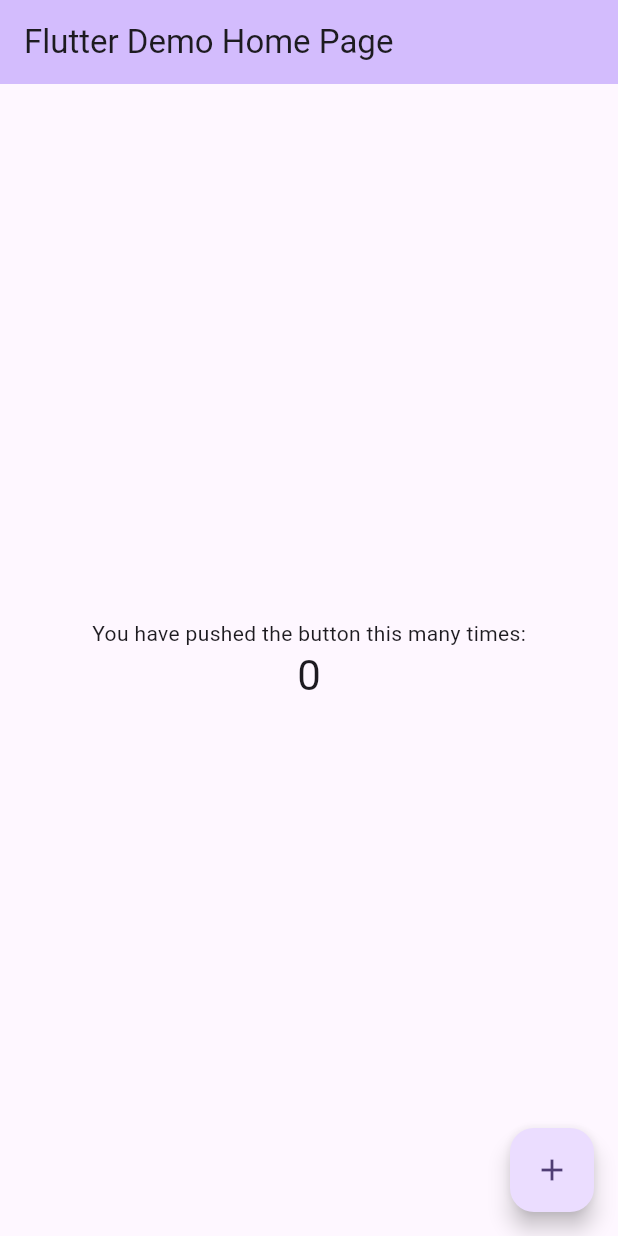
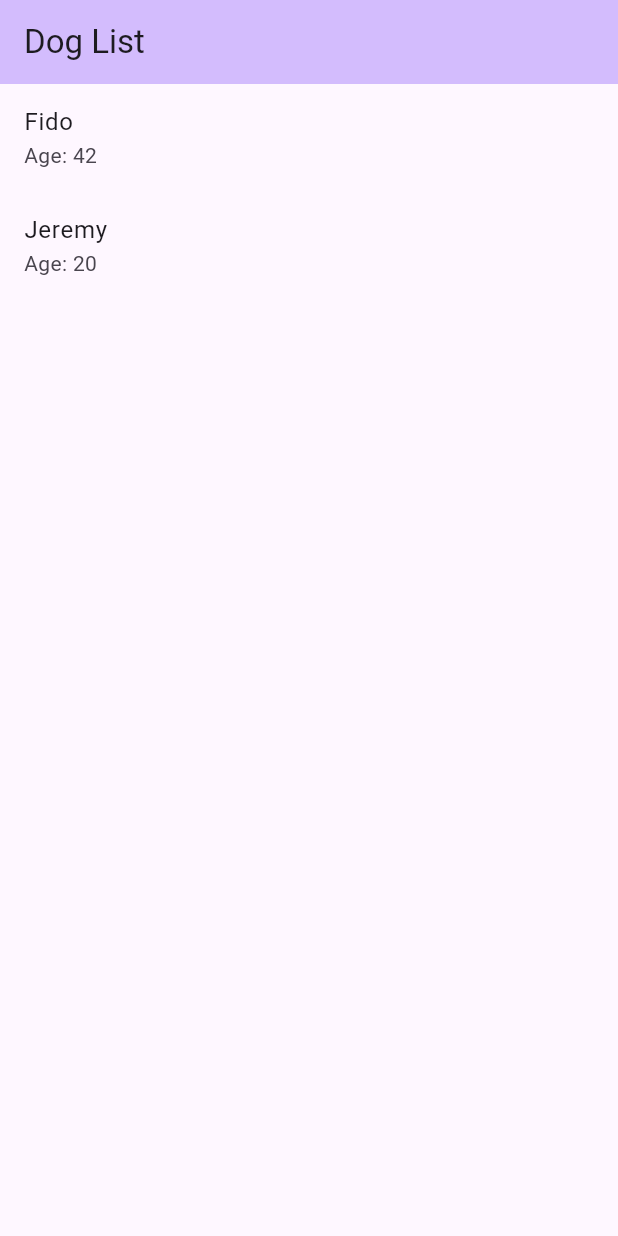
Before and after one commit to Letalandroid/s8_lab, a Flutter app: the screen it shows after launch, on a phone screen of 412 x 824 dp. Run offline on Flutter 3.47's test engine with Material 3 defaults, Android fonts, the phone set to English and light mode, and no system bars; our stand-ins replace sqflite; accounts and stored records are empty.

Commit message:
Finish project

```diff
--- /dev/null
+++ b/lib/Dog.dart
@@ -0,0 +1,74 @@
+import 'package:path/path.dart';
+import 'package:sqflite/sqflite.dart';
+
+class Dog {
+  final int? id;
+  final String? name;
+  final int? age;
+
+  Dog({ this.id, this.name, this.age });
+
+  Map<String, dynamic> toMap() {
+    return {
+      'id': id,
+      'name': name,
+      'age': age
+    };
+  }
+
+  @override
+  String toString() {
+    return 'Dog(id: $id, name: $name, age: $age)';
+  }
+}
+
+Future<Database> initializeDatabase() async {
+  try {
+    final String path = join(await getDatabasesPath(), 'doggie_database.db');
+    return await openDatabase(
+      path,
+      onCreate: (db, version) {
+        return db.execute(
+            "CREATE TABLE dogs("
+                "id INTEGER PRIMARY KEY,"
+                "name TEXT,"
+                "age INTEGER"
+                ")"
+        );
+      },
+      version: 1,
+    );
+  } catch (e) {
+    print('Error initializing database: $e');
+    rethrow;
+  }
+}
+
+Future<void> insertDog(Dog dog) async {
+  final Database db = await initializeDatabase();
+
+  await db.insert('dogs', dog.toMap(), conflictAlgorithm: ConflictAlgorithm.replace);
+}
+
+Future<List<Dog>> dogs() async {
+  final Database db = await initializeDatabase();
+  final List<Map<String, dynamic>> maps = await db.query('dogs');
+
+  return List.generate(maps.length, (i) {
+    return Dog(
+      id: maps[i]['id'],
+      name: maps[i]['name'],
+      age: maps[i]['age'],
+    );
+  });
+}
+
+Future<void> updateDog(Dog dog) async {
+  final db = await initializeDatabase();
+  await db.update('dogs', dog.toMap(), where: "id=?", whereArgs: [dog.id]);
+}
+
+Future<void> deleteDog(int id) async {
+  final db = await initializeDatabase();
+  await db.delete('dogs', where: "id=?", whereArgs: [id]);
+}
--- a/lib/main.dart
+++ b/lib/main.dart
@@ -1,4 +1,5 @@
 import 'package:flutter/material.dart';
+import 'Dog.dart';
 
 void main() {
   runApp(const MyApp());
@@ -7,46 +8,21 @@
 class MyApp extends StatelessWidget {
   const MyApp({super.key});
 
-  // This widget is the root of your application.
   @override
   Widget build(BuildContext context) {
     return MaterialApp(
-      title: 'Flutter Demo',
+      title: 'Flutter Dog App',
       theme: ThemeData(
-        // This is the theme of your application.
-        //
-        // TRY THIS: Try running your application with "flutter run". You'll see
-        // the application has a purple toolbar. Then, without quitting the app,
-        // try changing the seedColor in the colorScheme below to Colors.green
-        // and then invoke "hot reload" (save your changes or press the "hot
-        // reload" button in a Flutter-supported IDE, or press "r" if you used
-        // the command line to start the app).
-        //
-        // Notice that the counter didn't reset back to zero; the application
-        // state is not lost during the reload. To reset the state, use hot
-        // restart instead.
-        //
-        // This works for code too, not just values: Most code changes can be
-        // tested with just a hot reload.
         colorScheme: ColorScheme.fromSeed(seedColor: Colors.deepPurple),
         useMaterial3: true,
       ),
-      home: const MyHomePage(title: 'Flutter Demo Home Page'),
+      home: const MyHomePage(title: 'Dog List'),
     );
   }
 }
 
 class MyHomePage extends StatefulWidget {
   const MyHomePage({super.key, required this.title});
-
-  // This widget is the home page of your application. It is stateful, meaning
-  // that it has a State object (defined below) that contains fields that affect
-  // how it looks.
-
-  // This class is the configuration for the state. It holds the values (in this
-  // case the title) provided by the parent (in this case the App widget) and
-  // used by the build method of the State. Fields in a Widget subclass are
-  // always marked "final".
 
   final String title;
 
@@ -55,71 +31,47 @@
 }
 
 class _MyHomePageState extends State<MyHomePage> {
-  int _counter = 0;
+  List<Dog> dogList = [];
 
-  void _incrementCounter() {
-    setState(() {
-      // This call to setState tells the Flutter framework that something has
-      // changed in this State, which causes it to rerun the build method below
-      // so that the display can reflect the updated values. If we changed
-      // _counter without calling setState(), then the build method would not be
-      // called again, and so nothing would appear to happen.
-      _counter++;
-    });
+  @override
+  void initState() {
+    super.initState();
+    _loadDogs();
+  }
+
+  Future<void> _loadDogs() async {
+    final fido = Dog(id: 0, name: 'Fido', age: 35);
+    final jeremy = Dog(id: 1, name: 'Jeremy', age: 20);
+    await insertDog(fido);
+    await insertDog(jeremy);
+    await updateDog(Dog(id: 0, name: 'Fido', age: 42));
+
+    dogList = await dogs();
+    print(dogList);
+    setState(() {});
   }
 
   @override
   Widget build(BuildContext context) {
-    // This method is rerun every time setState is called, for instance as done
-    // by the _incrementCounter method above.
-    //
-    // The Flutter framework has been optimized to make rerunning build methods
-    // fast, so that you can just rebuild anything that needs updating rather
-    // than having to individually change instances of widgets.
     return Scaffold(
       appBar: AppBar(
-        // TRY THIS: Try changing the color here to a specific color (to
-        // Colors.amber, perhaps?) and trigger a hot reload to see the AppBar
-        // change color while the other colors stay the same.
         backgroundColor: Theme.of(context).colorScheme.inversePrimary,
-        // Here we take the value from the MyHomePage object that was created by
-        // the App.build method, and use it to set our appbar title.
         title: Text(widget.title),
       ),
       body: Center(
-        // Center is a layout widget. It takes a single child and positions it
-        // in the middle of the parent.
-        child: Column(
-          // Column is also a layout widget. It takes a list of children and
-          // arranges them vertically. By default, it sizes itself to fit its
-          // children horizontally, and tries to be as tall as its parent.
-          //
-          // Column has various properties to control how it sizes itself and
-          // how it positions its children. Here we use mainAxisAlignment to
-          // center the children vertically; the main axis here is the vertical
-          // axis because Columns are vertical (the cross axis would be
-          // horizontal).
-          //
-          // TRY THIS: Invoke "debug painting" (choose the "Toggle Debug Paint"
-          // action in the IDE, or press "p" in the console), to see the
-          // wireframe for each widget.
-          mainAxisAlignment: MainAxisAlignment.center,
-          children: <Widget>[
-            const Text(
-              'You have pushed the button this many times:',
-            ),
-            Text(
-              '$_counter',
-              style: Theme.of(context).textTheme.headlineMedium,
-            ),
-          ],
+        child: dogList.isEmpty
+            ? Text('No dogs found.')
+            : ListView.builder(
+          itemCount: dogList.length,
+          itemBuilder: (context, index) {
+            final dog = dogList[index];
+            return ListTile(
+              title: Text(dog.name ?? 'Unnamed Dog'),
+              subtitle: Text('Age: ${dog.age}'),
+            );
+          },
         ),
       ),
-      floatingActionButton: FloatingActionButton(
-        onPressed: _incrementCounter,
-        tooltip: 'Increment',
-        child: const Icon(Icons.add),
-      ), // This trailing comma makes auto-formatting nicer for build methods.
     );
   }
 }
--- a/pubspec.yaml
+++ b/pubspec.yaml
@@ -30,6 +30,9 @@ environment:
 dependencies:
   flutter:
     sdk: flutter
+  sqflite: ^2.0.0
+  sqflite_common_ffi: ^2.0.0
+  path: ^1.8.0
 
 
   # The following adds the Cupertino Icons font to your application.
```
Also changed, not shown: pubspec.lock, 1 other file.
